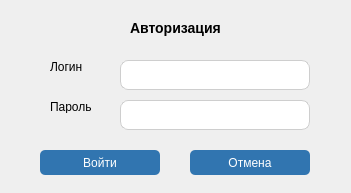
Qt form authorization/authorization.ui (vladislavvasyukov/Memorigo) before a commit.
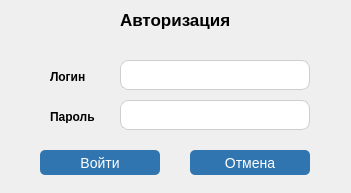
The same form after that commit.

```diff
--- a/authorization/authorization.ui
+++ b/authorization/authorization.ui
@@ -16,12 +16,16 @@
   <widget class="QLabel" name="authorizationLabel">
    <property name="geometry">
     <rect>
-     <x>130</x>
-     <y>20</y>
-     <width>91</width>
-     <height>16</height>
+     <x>120</x>
+     <y>10</y>
+     <width>121</width>
+     <height>21</height>
     </rect>
    </property>
+   <property name="styleSheet">
+    <string notr="true">font-size: 14px;
+font-weight: 900;</string>
+   </property>
    <property name="text">
     <string>&lt;h3&gt;Авторизация&lt;/h3</string>
    </property>
@@ -64,11 +68,15 @@
    <property name="geometry">
     <rect>
      <x>50</x>
-     <y>60</y>
+     <y>70</y>
      <width>47</width>
      <height>13</height>
     </rect>
    </property>
+   <property name="styleSheet">
+    <string notr="true">font-size: 12px;
+font-weight: 900;</string>
+   </property>
    <property name="text">
     <string>Логин</string>
    </property>
@@ -77,11 +85,15 @@
    <property name="geometry">
     <rect>
      <x>50</x>
-     <y>100</y>
+     <y>110</y>
      <width>47</width>
      <height>13</height>
     </rect>
    </property>
+   <property name="styleSheet">
+    <string notr="true">font-size: 12px;
+font-weight: 900;</string>
+   </property>
    <property name="text">
     <string>Пароль</string>
    </property>
@@ -98,9 +110,8 @@
    <property name="styleSheet">
     <string notr="true">color: #fff;
 text-decoration: none; 
-user-select: none;
 background-color: #3175b0;
-fon-size: 14px;
+font-size: 14px;
 border-radius: 5px;</string>
    </property>
    <property name="text">
@@ -119,9 +130,8 @@
    <property name="styleSheet">
     <string notr="true">color: #fff;
 text-decoration: none; 
-user-select: none;
 background-color: #3175b0;
-fon-size: 14px;
+font-size: 14px;
 border-radius: 5px;</string>
    </property>
    <property name="text">
```
